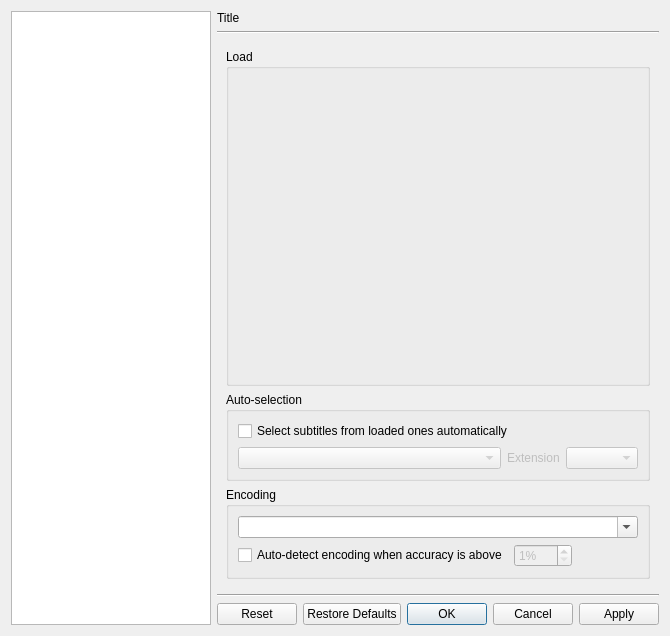
The window that src/bomi/ui/prefdialog.ui (bylee20/bomi) describes before a commit, drawn with Qt 5.
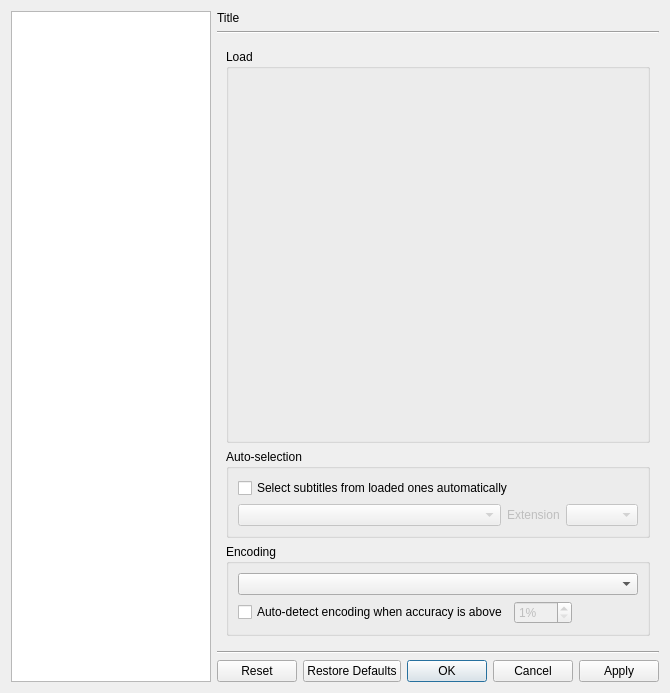
The same window after the commit. The open tabs and pages were chosen to show the change. Icons and pictures are not drawn. Custom widgets are drawn as their Qt base class.

What changed in the file:
```diff
--- a/src/bomi/ui/prefdialog.ui
+++ b/src/bomi/ui/prefdialog.ui
@@ -7,7 +7,7 @@
     <x>0</x>
     <y>0</y>
     <width>668</width>
-    <height>636</height>
+    <height>693</height>
    </rect>
   </property>
   <property name="styleSheet">
@@ -880,9 +880,6 @@
               <property name="toolTip">
                <string>Open subtitle file with selected encoding.</string>
               </property>
-              <property name="editable">
-               <bool>true</bool>
-              </property>
               <property name="sizeAdjustPolicy">
                <enum>QComboBox::AdjustToContentsOnFirstShow</enum>
               </property>
```
Left out of the diff: 2 changed lines with no effect on the pictures.
